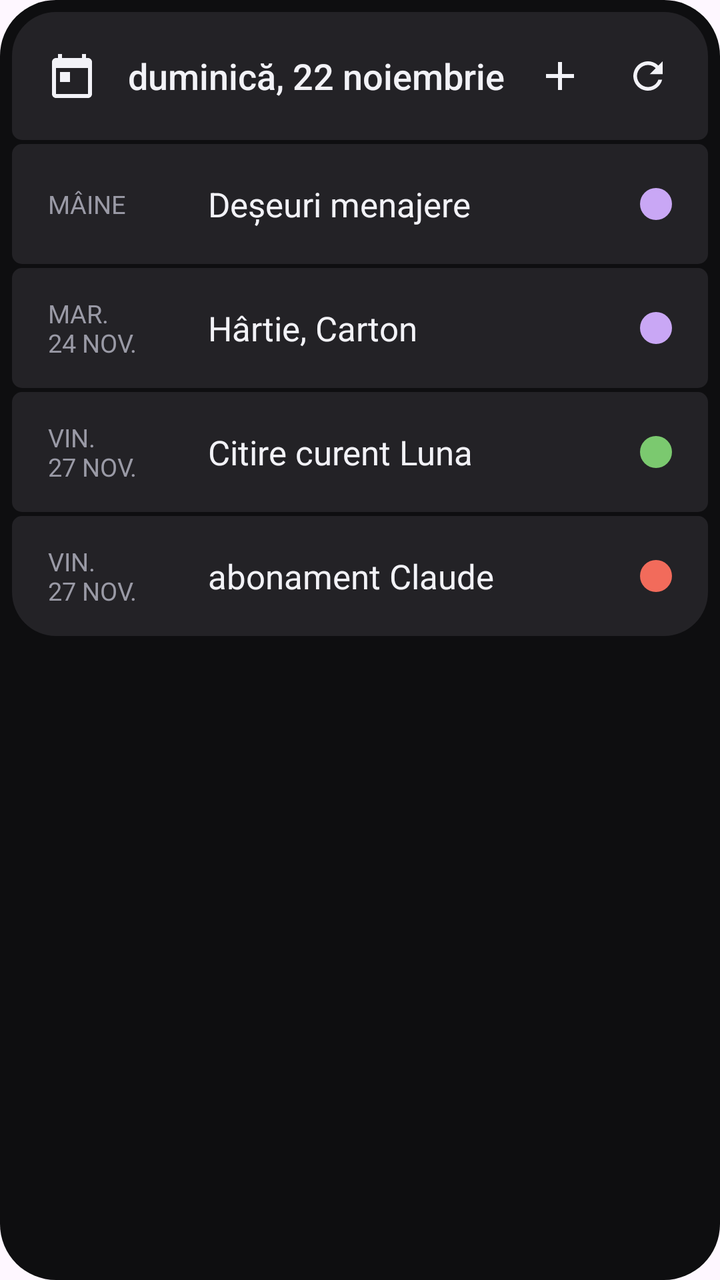
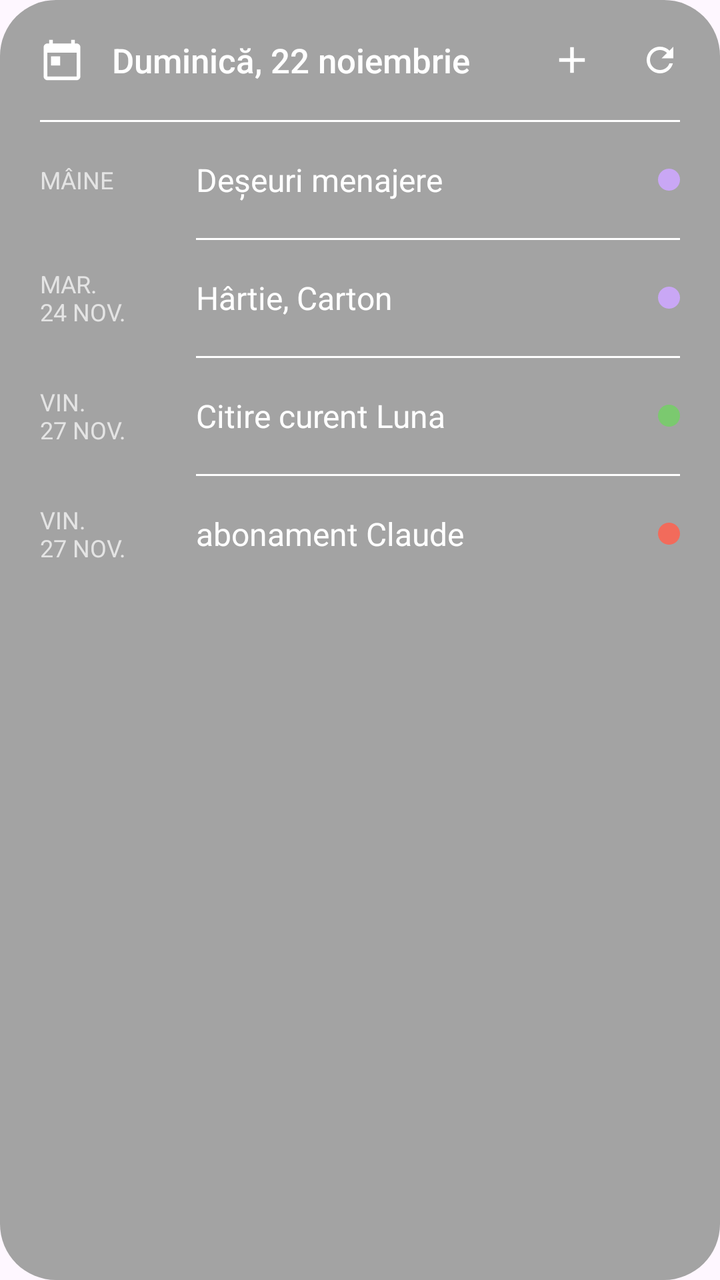

Compare the two renders of this Android layout. The source of the first and the diff that turns it into the second are given below.
<!-- AndroidManifest.xml: application theme Theme.Nagenda -->
<!-- res/layout/widget_preview.xml -->
<?xml version="1.0" encoding="utf-8"?>
<FrameLayout xmlns:android="http://schemas.android.com/apk/res/android"
    android:layout_width="match_parent" android:layout_height="match_parent">
    <ImageView android:layout_width="match_parent" android:layout_height="match_parent"
        android:src="@drawable/widget_bg" android:scaleType="fitXY" android:tint="#FF0E0E10" />
    <LinearLayout android:layout_width="match_parent" android:layout_height="match_parent"
        android:orientation="vertical" android:padding="6dp">
        <FrameLayout android:layout_width="match_parent" android:layout_height="64dp">
            <ImageView android:layout_width="match_parent" android:layout_height="match_parent" android:src="@drawable/card_top" android:scaleType="fitXY" android:tint="#FF232226" />
            <LinearLayout android:layout_width="match_parent" android:layout_height="match_parent" android:gravity="center_vertical" android:orientation="horizontal" android:paddingStart="18dp" android:paddingEnd="8dp">
                <ImageView android:layout_width="24dp" android:layout_height="24dp" android:src="@drawable/ic_calendar" android:tint="#FFF2F2F7" />
                <TextView android:layout_width="0dp" android:layout_weight="1" android:layout_height="wrap_content" android:layout_marginStart="16dp" android:text="duminică, 22 noiembrie" android:maxLines="1" android:ellipsize="end" android:textColor="#FFF2F2F7" android:textSize="18sp" android:fontFamily="sans-serif-medium" />
                <ImageView android:layout_width="44dp" android:layout_height="44dp" android:padding="10dp" android:src="@drawable/ic_add" android:tint="#FFF2F2F7" />
                <ImageView android:layout_width="44dp" android:layout_height="44dp" android:padding="11dp" android:src="@drawable/ic_refresh" android:tint="#FFF2F2F7" />
            </LinearLayout>
        </FrameLayout>
        <FrameLayout android:layout_width="match_parent" android:layout_height="wrap_content" android:paddingTop="2dp">
            <ImageView android:layout_width="match_parent" android:layout_height="match_parent" android:src="@drawable/card_mid" android:scaleType="fitXY" android:tint="#FF232226" />
            <LinearLayout android:layout_width="match_parent" android:layout_height="wrap_content" android:minHeight="60dp" android:gravity="center_vertical" android:orientation="horizontal" android:paddingStart="18dp" android:paddingEnd="18dp">
                <TextView android:layout_width="72dp" android:layout_height="wrap_content" android:text="MÂINE" android:textColor="#FF9A9AA6" android:textSize="12.5sp" />
                <TextView android:layout_width="0dp" android:layout_weight="1" android:layout_height="wrap_content" android:layout_marginStart="8dp" android:text="Deșeuri menajere" android:textColor="#FFF2F2F7" android:textSize="17sp" />
                <ImageView android:layout_width="16dp" android:layout_height="16dp" android:src="@drawable/dot" android:tint="#C9A7F5" />
            </LinearLayout>
        </FrameLayout>
        <FrameLayout android:layout_width="match_parent" android:layout_height="wrap_content" android:paddingTop="2dp">
            <ImageView android:layout_width="match_parent" android:layout_height="match_parent" android:src="@drawable/card_mid" android:scaleType="fitXY" android:tint="#FF232226" />
            <LinearLayout android:layout_width="match_parent" android:layout_height="wrap_content" android:minHeight="60dp" android:gravity="center_vertical" android:orientation="horizontal" android:paddingStart="18dp" android:paddingEnd="18dp">
                <TextView android:layout_width="72dp" android:layout_height="wrap_content" android:text="MAR.&#10;24 NOV." android:textColor="#FF9A9AA6" android:textSize="12.5sp" />
                <TextView android:layout_width="0dp" android:layout_weight="1" android:layout_height="wrap_content" android:layout_marginStart="8dp" android:text="Hârtie, Carton" android:textColor="#FFF2F2F7" android:textSize="17sp" />
                <ImageView android:layout_width="16dp" android:layout_height="16dp" android:src="@drawable/dot" android:tint="#C9A7F5" />
            </LinearLayout>
        </FrameLayout>
        <FrameLayout android:layout_width="match_parent" android:layout_height="wrap_content" android:paddingTop="2dp">
            <ImageView android:layout_width="match_parent" android:layout_height="match_parent" android:src="@drawable/card_mid" android:scaleType="fitXY" android:tint="#FF232226" />
            <LinearLayout android:layout_width="match_parent" android:layout_height="wrap_content" android:minHeight="60dp" android:gravity="center_vertical" android:orientation="horizontal" android:paddingStart="18dp" android:paddingEnd="18dp">
                <TextView android:layout_width="72dp" android:layout_height="wrap_content" android:text="VIN.&#10;27 NOV." android:textColor="#FF9A9AA6" android:textSize="12.5sp" />
                <TextView android:layout_width="0dp" android:layout_weight="1" android:layout_height="wrap_content" android:layout_marginStart="8dp" android:text="Citire curent Luna" android:textColor="#FFF2F2F7" android:textSize="17sp" />
                <ImageView android:layout_width="16dp" android:layout_height="16dp" android:src="@drawable/dot" android:tint="#7BC96F" />
            </LinearLayout>
        </FrameLayout>
        <FrameLayout android:layout_width="match_parent" android:layout_height="wrap_content" android:paddingTop="2dp">
            <ImageView android:layout_width="match_parent" android:layout_height="match_parent" android:src="@drawable/card_last" android:scaleType="fitXY" android:tint="#FF232226" />
            <LinearLayout android:layout_width="match_parent" android:layout_height="wrap_content" android:minHeight="60dp" android:gravity="center_vertical" android:orientation="horizontal" android:paddingStart="18dp" android:paddingEnd="18dp">
                <TextView android:layout_width="72dp" android:layout_height="wrap_content" android:text="VIN.&#10;27 NOV." android:textColor="#FF9A9AA6" android:textSize="12.5sp" />
                <TextView android:layout_width="0dp" android:layout_weight="1" android:layout_height="wrap_content" android:layout_marginStart="8dp" android:text="abonament Claude" android:textColor="#FFF2F2F7" android:textSize="17sp" />
                <ImageView android:layout_width="16dp" android:layout_height="16dp" android:src="@drawable/dot" android:tint="#F26B5B" />
            </LinearLayout>
        </FrameLayout>
    </LinearLayout>
</FrameLayout>
<!-- resources referenced by this layout -->
<resources>
  <!-- drawable card_last (drawable) -->
  <?xml version="1.0" encoding="utf-8"?>
  <shape xmlns:android="http://schemas.android.com/apk/res/android" android:shape="rectangle">
      <solid android:color="#FFFFFFFF" />
      <corners android:topLeftRadius="5dp" android:topRightRadius="5dp"
          android:bottomLeftRadius="22dp" android:bottomRightRadius="22dp" />
  </shape>
  <!-- drawable card_mid (drawable) -->
  <?xml version="1.0" encoding="utf-8"?>
  <shape xmlns:android="http://schemas.android.com/apk/res/android" android:shape="rectangle">
      <solid android:color="#FFFFFFFF" />
      <corners android:radius="5dp" />
  </shape>
  <!-- drawable card_top (drawable) -->
  <?xml version="1.0" encoding="utf-8"?>
  <shape xmlns:android="http://schemas.android.com/apk/res/android" android:shape="rectangle">
      <solid android:color="#FFFFFFFF" />
      <corners android:topLeftRadius="22dp" android:topRightRadius="22dp"
          android:bottomLeftRadius="5dp" android:bottomRightRadius="5dp" />
  </shape>
  <!-- drawable dot (drawable) -->
  <?xml version="1.0" encoding="utf-8"?>
  <shape xmlns:android="http://schemas.android.com/apk/res/android" android:shape="oval">
      <solid android:color="#FFFFFFFF" />
  </shape>
  <!-- drawable ic_add (drawable) -->
  <vector xmlns:android="http://schemas.android.com/apk/res/android"
      android:width="24dp" android:height="24dp" android:viewportWidth="24" android:viewportHeight="24">
      <path android:fillColor="#FFFFFFFF" android:pathData="M19,13h-6v6h-2v-6H5v-2h6V5h2v6h6v2z" />
  </vector>
  <!-- drawable ic_calendar (drawable) -->
  <vector xmlns:android="http://schemas.android.com/apk/res/android"
      android:width="24dp" android:height="24dp" android:viewportWidth="24" android:viewportHeight="24">
      <path android:fillColor="#FFFFFFFF" android:pathData="M20,3h-1V1h-2v2H7V1H5v2H4c-1.1,0 -2,0.9 -2,2v16c0,1.1 0.9,2 2,2h16c1.1,0 2,-0.9 2,-2V5c0,-1.1 -0.9,-2 -2,-2zM20,21H4V8h16v13zM6,10h5v5H6z" />
  </vector>
  <!-- drawable ic_refresh (drawable) -->
  <vector xmlns:android="http://schemas.android.com/apk/res/android"
      android:width="24dp" android:height="24dp" android:viewportWidth="24" android:viewportHeight="24">
      <path android:fillColor="#FFFFFFFF" android:pathData="M17.65,6.35C16.2,4.9 14.21,4 12,4c-4.42,0 -7.99,3.58 -7.99,8s3.57,8 7.99,8c3.73,0 6.84,-2.55 7.73,-6h-2.08c-0.82,2.33 -3.04,4 -5.65,4 -3.31,0 -6,-2.69 -6,-6s2.69,-6 6,-6c1.66,0 3.14,0.69 4.22,1.78L13,11h7V4l-2.35,2.35z" />
  </vector>
  <!-- drawable widget_bg (drawable) -->
  <?xml version="1.0" encoding="utf-8"?>
  <shape xmlns:android="http://schemas.android.com/apk/res/android" android:shape="rectangle">
      <solid android:color="#FFFFFFFF" />
      <corners android:radius="28dp" />
  </shape>
  <style name="Theme.Nagenda" parent="Theme.Material3.DayNight.NoActionBar">
          <item name="colorPrimary">@color/brand</item>
          <item name="android:statusBarColor">@android:color/transparent</item>
          <item name="android:navigationBarColor">@android:color/transparent</item>
          <item name="android:windowLightStatusBar">true</item>
      </style>
  <color name="brand">#FF6C5CE7</color>
</resources>

<!-- the commit's change to res/layout/widget_preview.xml (unified diff, before → after) -->
@@ -2,49 +2,45 @@
 <FrameLayout xmlns:android="http://schemas.android.com/apk/res/android"
     android:layout_width="match_parent" android:layout_height="match_parent">
     <ImageView android:layout_width="match_parent" android:layout_height="match_parent"
-        android:src="@drawable/widget_bg" android:scaleType="fitXY" android:tint="#FF0E0E10" />
-    <LinearLayout android:layout_width="match_parent" android:layout_height="match_parent"
-        android:orientation="vertical" android:padding="6dp">
-        <FrameLayout android:layout_width="match_parent" android:layout_height="64dp">
-            <ImageView android:layout_width="match_parent" android:layout_height="match_parent" android:src="@drawable/card_top" android:scaleType="fitXY" android:tint="#FF232226" />
-            <LinearLayout android:layout_width="match_parent" android:layout_height="match_parent" android:gravity="center_vertical" android:orientation="horizontal" android:paddingStart="18dp" android:paddingEnd="8dp">
-                <ImageView android:layout_width="24dp" android:layout_height="24dp" android:src="@drawable/ic_calendar" android:tint="#FFF2F2F7" />
-                <TextView android:layout_width="0dp" android:layout_weight="1" android:layout_height="wrap_content" android:layout_marginStart="16dp" android:text="duminică, 22 noiembrie" android:maxLines="1" android:ellipsize="end" android:textColor="#FFF2F2F7" android:textSize="18sp" android:fontFamily="sans-serif-medium" />
-                <ImageView android:layout_width="44dp" android:layout_height="44dp" android:padding="10dp" android:src="@drawable/ic_add" android:tint="#FFF2F2F7" />
-                <ImageView android:layout_width="44dp" android:layout_height="44dp" android:padding="11dp" android:src="@drawable/ic_refresh" android:tint="#FFF2F2F7" />
+        android:src="@drawable/widget_bg" android:scaleType="fitXY" android:tint="#5C000000" />
+    <LinearLayout android:layout_width="match_parent" android:layout_height="match_parent" android:orientation="vertical">
+        <LinearLayout android:layout_width="match_parent" android:layout_height="60dp" android:gravity="center_vertical" android:orientation="horizontal" android:paddingStart="20dp" android:paddingEnd="8dp">
+            <ImageView android:layout_width="22dp" android:layout_height="22dp" android:src="@drawable/ic_calendar" android:tint="#FFFFFFFF" />
+            <TextView android:layout_width="0dp" android:layout_weight="1" android:layout_height="wrap_content" android:layout_marginStart="14dp" android:text="Duminică, 22 noiembrie" android:maxLines="1" android:ellipsize="end" android:textColor="#FFFFFFFF" android:textSize="17sp" android:fontFamily="sans-serif-medium" />
+            <ImageView android:layout_width="44dp" android:layout_height="44dp" android:padding="11dp" android:src="@drawable/ic_add" android:tint="#FFFFFFFF" />
+            <ImageView android:layout_width="44dp" android:layout_height="44dp" android:padding="12dp" android:src="@drawable/ic_refresh" android:tint="#FFFFFFFF" />
+        </LinearLayout>
+        <ImageView android:layout_width="match_parent" android:layout_height="1dp" android:layout_marginStart="20dp" android:layout_marginEnd="20dp" android:src="@drawable/line" android:scaleType="fitXY" android:tint="#1FFFFFFF" />
+        <LinearLayout android:layout_width="match_parent" android:layout_height="wrap_content" android:orientation="vertical">
+            <LinearLayout android:layout_width="match_parent" android:layout_height="wrap_content" android:minHeight="58dp" android:gravity="center_vertical" android:orientation="horizontal" android:paddingStart="20dp" android:paddingEnd="20dp">
+                <TextView android:layout_width="68dp" android:layout_height="wrap_content" android:text="MÂINE" android:textColor="#B3FFFFFF" android:textSize="12sp" />
+                <TextView android:layout_width="0dp" android:layout_weight="1" android:layout_height="wrap_content" android:layout_marginStart="10dp" android:text="Deșeuri menajere" android:textColor="#FFFFFFFF" android:textSize="16sp" />
+                <ImageView android:layout_width="11dp" android:layout_height="11dp" android:src="@drawable/dot" android:tint="#C9A7F5" />
             </LinearLayout>
-        </FrameLayout>
-        <FrameLayout android:layout_width="match_parent" android:layout_height="wrap_content" android:paddingTop="2dp">
-            <ImageView android:layout_width="match_parent" android:layout_height="match_parent" android:src="@drawable/card_mid" android:scaleType="fitXY" android:tint="#FF232226" />
-            <LinearLayout android:layout_width="match_parent" android:layout_height="wrap_content" android:minHeight="60dp" android:gravity="center_vertical" android:orientation="horizontal" android:paddingStart="18dp" android:paddingEnd="18dp">
-                <TextView android:layout_width="72dp" android:layout_height="wrap_content" android:text="MÂINE" android:textColor="#FF9A9AA6" android:textSize="12.5sp" />
-                <TextView android:layout_width="0dp" android:layout_weight="1" android:layout_height="wrap_content" android:layout_marginStart="8dp" android:text="Deșeuri menajere" android:textColor="#FFF2F2F7" android:textSize="17sp" />
-                <ImageView android:layout_width="16dp" android:layout_height="16dp" android:src="@drawable/dot" android:tint="#C9A7F5" />
+            <ImageView android:layout_width="match_parent" android:layout_height="1dp" android:layout_marginStart="98dp" android:layout_marginEnd="20dp" android:src="@drawable/line" android:scaleType="fitXY" android:tint="#1FFFFFFF" />
+        </LinearLayout>
+        <LinearLayout android:layout_width="match_parent" android:layout_height="wrap_content" android:orientation="vertical">
+            <LinearLayout android:layout_width="match_parent" android:layout_height="wrap_content" android:minHeight="58dp" android:gravity="center_vertical" android:orientation="horizontal" android:paddingStart="20dp" android:paddingEnd="20dp">
+                <TextView android:layout_width="68dp" android:layout_height="wrap_content" android:text="MAR.&#10;24 NOV." android:textColor="#B3FFFFFF" android:textSize="12sp" />
+                <TextView android:layout_width="0dp" android:layout_weight="1" android:layout_height="wrap_content" android:layout_marginStart="10dp" android:text="Hârtie, Carton" android:textColor="#FFFFFFFF" android:textSize="16sp" />
+                <ImageView android:layout_width="11dp" android:layout_height="11dp" android:src="@drawable/dot" android:tint="#C9A7F5" />
             </LinearLayout>
-        </FrameLayout>
-        <FrameLayout android:layout_width="match_parent" android:layout_height="wrap_content" android:paddingTop="2dp">
-            <ImageView android:layout_width="match_parent" android:layout_height="match_parent" android:src="@drawable/card_mid" android:scaleType="fitXY" android:tint="#FF232226" />
-            <LinearLayout android:layout_width="match_parent" android:layout_height="wrap_content" android:minHeight="60dp" android:gravity="center_vertical" android:orientation="horizontal" android:paddingStart="18dp" android:paddingEnd="18dp">
-                <TextView android:layout_width="72dp" android:layout_height="wrap_content" android:text="MAR.&#10;24 NOV." android:textColor="#FF9A9AA6" android:textSize="12.5sp" />
-                <TextView android:layout_width="0dp" android:layout_weight="1" android:layout_height="wrap_content" android:layout_marginStart="8dp" android:text="Hârtie, Carton" android:textColor="#FFF2F2F7" android:textSize="17sp" />
-                <ImageView android:layout_width="16dp" android:layout_height="16dp" android:src="@drawable/dot" android:tint="#C9A7F5" />
+            <ImageView android:layout_width="match_parent" android:layout_height="1dp" android:layout_marginStart="98dp" android:layout_marginEnd="20dp" android:src="@drawable/line" android:scaleType="fitXY" android:tint="#1FFFFFFF" />
+        </LinearLayout>
+        <LinearLayout android:layout_width="match_parent" android:layout_height="wrap_content" android:orientation="vertical">
+            <LinearLayout android:layout_width="match_parent" android:layout_height="wrap_content" android:minHeight="58dp" android:gravity="center_vertical" android:orientation="horizontal" android:paddingStart="20dp" android:paddingEnd="20dp">
+                <TextView android:layout_width="68dp" android:layout_height="wrap_content" android:text="VIN.&#10;27 NOV." android:textColor="#B3FFFFFF" android:textSize="12sp" />
+                <TextView android:layout_width="0dp" android:layout_weight="1" android:layout_height="wrap_content" android:layout_marginStart="10dp" android:text="Citire curent Luna" android:textColor="#FFFFFFFF" android:textSize="16sp" />
+                <ImageView android:layout_width="11dp" android:layout_height="11dp" android:src="@drawable/dot" android:tint="#7BC96F" />
             </LinearLayout>
-        </FrameLayout>
-        <FrameLayout android:layout_width="match_parent" android:layout_height="wrap_content" android:paddingTop="2dp">
-            <ImageView android:layout_width="match_parent" android:layout_height="match_parent" android:src="@drawable/card_mid" android:scaleType="fitXY" android:tint="#FF232226" />
-            <LinearLayout android:layout_width="match_parent" android:layout_height="wrap_content" android:minHeight="60dp" android:gravity="center_vertical" android:orientation="horizontal" android:paddingStart="18dp" android:paddingEnd="18dp">
-                <TextView android:layout_width="72dp" android:layout_height="wrap_content" android:text="VIN.&#10;27 NOV." android:textColor="#FF9A9AA6" android:textSize="12.5sp" />
-                <TextView android:layout_width="0dp" android:layout_weight="1" android:layout_height="wrap_content" android:layout_marginStart="8dp" android:text="Citire curent Luna" android:textColor="#FFF2F2F7" android:textSize="17sp" />
-                <ImageView android:layout_width="16dp" android:layout_height="16dp" android:src="@drawable/dot" android:tint="#7BC96F" />
+            <ImageView android:layout_width="match_parent" android:layout_height="1dp" android:layout_marginStart="98dp" android:layout_marginEnd="20dp" android:src="@drawable/line" android:scaleType="fitXY" android:tint="#1FFFFFFF" />
+        </LinearLayout>
+        <LinearLayout android:layout_width="match_parent" android:layout_height="wrap_content" android:orientation="vertical">
+            <LinearLayout android:layout_width="match_parent" android:layout_height="wrap_content" android:minHeight="58dp" android:gravity="center_vertical" android:orientation="horizontal" android:paddingStart="20dp" android:paddingEnd="20dp">
+                <TextView android:layout_width="68dp" android:layout_height="wrap_content" android:text="VIN.&#10;27 NOV." android:textColor="#B3FFFFFF" android:textSize="12sp" />
+                <TextView android:layout_width="0dp" android:layout_weight="1" android:layout_height="wrap_content" android:layout_marginStart="10dp" android:text="abonament Claude" android:textColor="#FFFFFFFF" android:textSize="16sp" />
+                <ImageView android:layout_width="11dp" android:layout_height="11dp" android:src="@drawable/dot" android:tint="#F26B5B" />
             </LinearLayout>
-        </FrameLayout>
-        <FrameLayout android:layout_width="match_parent" android:layout_height="wrap_content" android:paddingTop="2dp">
-            <ImageView android:layout_width="match_parent" android:layout_height="match_parent" android:src="@drawable/card_last" android:scaleType="fitXY" android:tint="#FF232226" />
-            <LinearLayout android:layout_width="match_parent" android:layout_height="wrap_content" android:minHeight="60dp" android:gravity="center_vertical" android:orientation="horizontal" android:paddingStart="18dp" android:paddingEnd="18dp">
-                <TextView android:layout_width="72dp" android:layout_height="wrap_content" android:text="VIN.&#10;27 NOV." android:textColor="#FF9A9AA6" android:textSize="12.5sp" />
-                <TextView android:layout_width="0dp" android:layout_weight="1" android:layout_height="wrap_content" android:layout_marginStart="8dp" android:text="abonament Claude" android:textColor="#FFF2F2F7" android:textSize="17sp" />
-                <ImageView android:layout_width="16dp" android:layout_height="16dp" android:src="@drawable/dot" android:tint="#F26B5B" />
-            </LinearLayout>
-        </FrameLayout>
+        </LinearLayout>
     </LinearLayout>
 </FrameLayout>
<!-- resource entries referenced after the edit -->
@@ -1,25 +1,5 @@
 <!-- resources referenced by this layout -->
 <resources>
-  <!-- drawable card_last (drawable) -->
-  <?xml version="1.0" encoding="utf-8"?>
-  <shape xmlns:android="http://schemas.android.com/apk/res/android" android:shape="rectangle">
-      <solid android:color="#FFFFFFFF" />
-      <corners android:topLeftRadius="5dp" android:topRightRadius="5dp"
-          android:bottomLeftRadius="22dp" android:bottomRightRadius="22dp" />
-  </shape>
-  <!-- drawable card_mid (drawable) -->
-  <?xml version="1.0" encoding="utf-8"?>
-  <shape xmlns:android="http://schemas.android.com/apk/res/android" android:shape="rectangle">
-      <solid android:color="#FFFFFFFF" />
-      <corners android:radius="5dp" />
-  </shape>
-  <!-- drawable card_top (drawable) -->
-  <?xml version="1.0" encoding="utf-8"?>
-  <shape xmlns:android="http://schemas.android.com/apk/res/android" android:shape="rectangle">
-      <solid android:color="#FFFFFFFF" />
-      <corners android:topLeftRadius="22dp" android:topRightRadius="22dp"
-          android:bottomLeftRadius="5dp" android:bottomRightRadius="5dp" />
-  </shape>
   <!-- drawable dot (drawable) -->
   <?xml version="1.0" encoding="utf-8"?>
   <shape xmlns:android="http://schemas.android.com/apk/res/android" android:shape="oval">
@@ -40,11 +20,16 @@
       android:width="24dp" android:height="24dp" android:viewportWidth="24" android:viewportHeight="24">
       <path android:fillColor="#FFFFFFFF" android:pathData="M17.65,6.35C16.2,4.9 14.21,4 12,4c-4.42,0 -7.99,3.58 -7.99,8s3.57,8 7.99,8c3.73,0 6.84,-2.55 7.73,-6h-2.08c-0.82,2.33 -3.04,4 -5.65,4 -3.31,0 -6,-2.69 -6,-6s2.69,-6 6,-6c1.66,0 3.14,0.69 4.22,1.78L13,11h7V4l-2.35,2.35z" />
   </vector>
+  <!-- drawable line (drawable) -->
+  <?xml version="1.0" encoding="utf-8"?>
+  <shape xmlns:android="http://schemas.android.com/apk/res/android" android:shape="rectangle">
+      <solid android:color="#FFFFFFFF" />
+  </shape>
   <!-- drawable widget_bg (drawable) -->
   <?xml version="1.0" encoding="utf-8"?>
   <shape xmlns:android="http://schemas.android.com/apk/res/android" android:shape="rectangle">
       <solid android:color="#FFFFFFFF" />
-      <corners android:radius="28dp" />
+      <corners android:radius="@dimen/widget_radius" />
   </shape>
   <style name="Theme.Nagenda" parent="Theme.Material3.DayNight.NoActionBar">
           <item name="colorPrimary">@color/brand</item>
@@ -52,6 +37,7 @@
           <item name="android:navigationBarColor">@android:color/transparent</item>
           <item name="android:windowLightStatusBar">true</item>
       </style>
+  <dimen name="widget_radius">24dp</dimen>
   <color name="brand">#FF6C5CE7</color>
 </resources>
 
